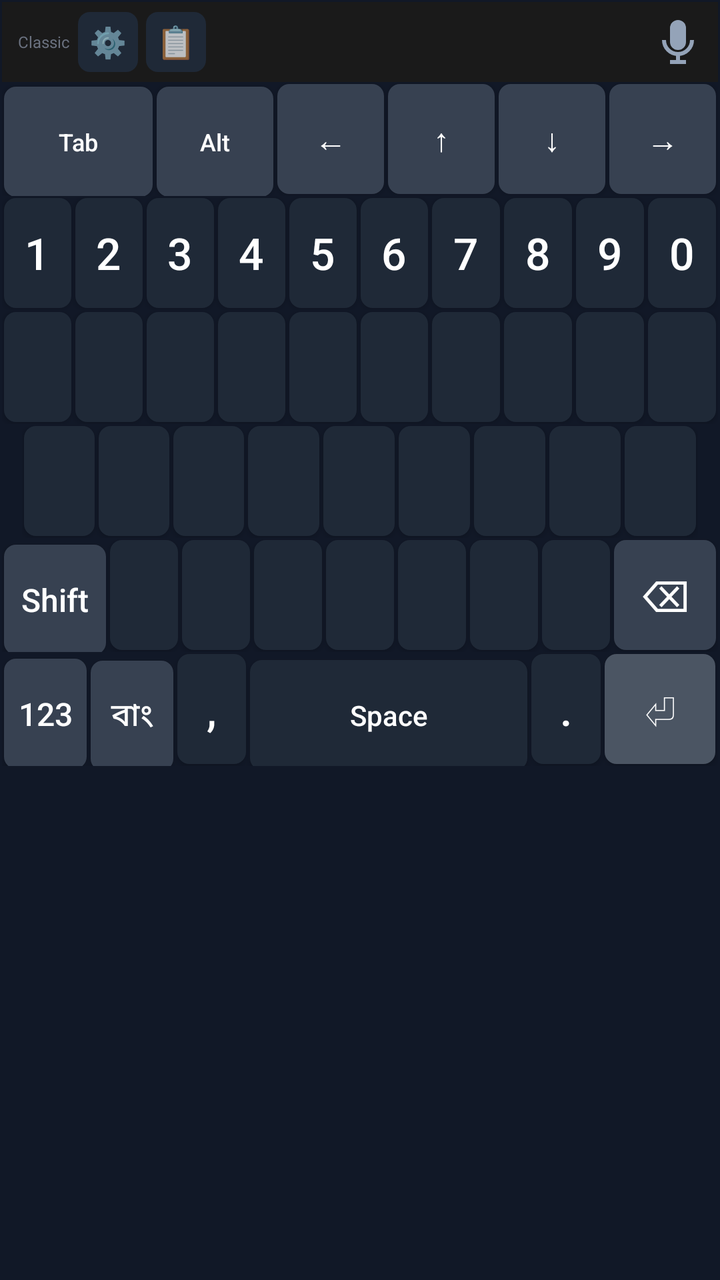
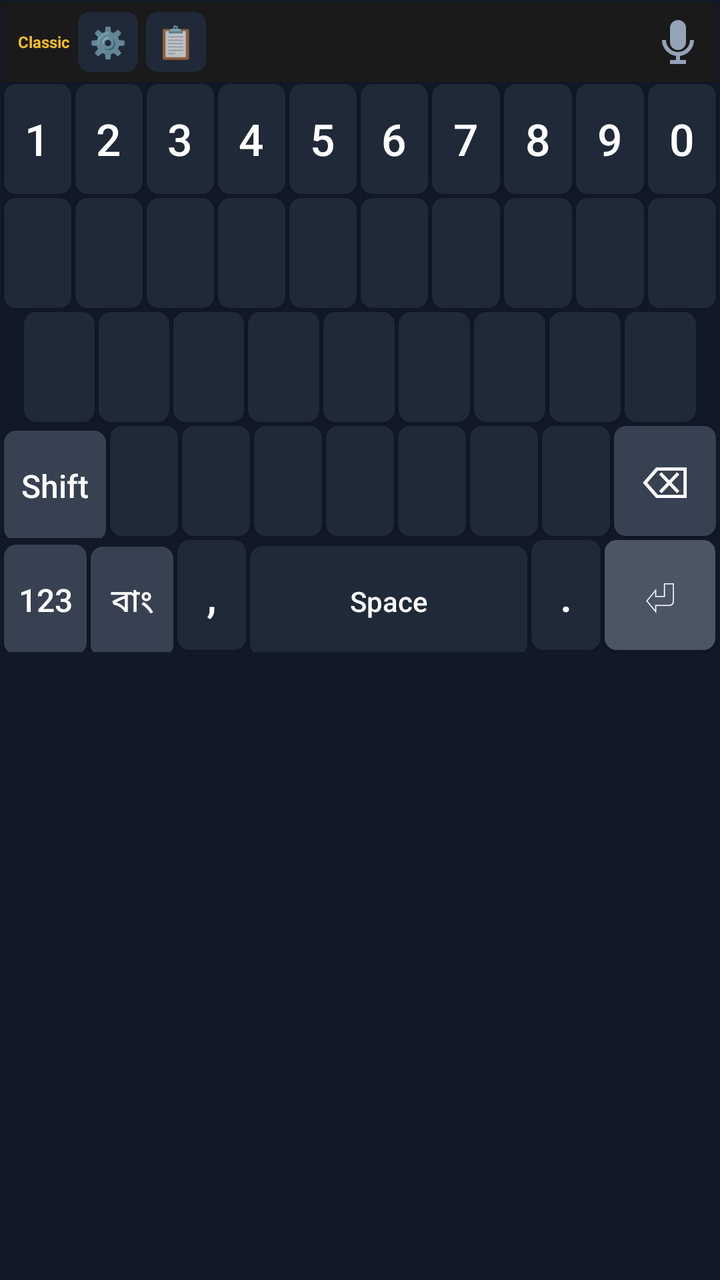

The first picture is an Android layout as it rendered before a commit; the second is the same layout after the commit. The layout source and the unified diff follow.
<!-- AndroidManifest.xml: application theme Theme.AppCompat.NoActionBar -->
<!-- res/layout/keyboard_layout.xml -->
<?xml version="1.0" encoding="utf-8"?>
<LinearLayout xmlns:android="http://schemas.android.com/apk/res/android"
    android:layout_width="match_parent"
    android:layout_height="wrap_content"
    android:orientation="vertical"
    android:background="#111827"
    android:padding="1dp">

    <LinearLayout
        android:id="@+id/top_bar_container"
        android:layout_width="match_parent"
        android:layout_height="40dp"
        android:orientation="horizontal"
        android:background="#1A1A1A"
        android:gravity="center_vertical"
        android:paddingLeft="8dp">

        <TextView
            android:id="@+id/mode_label"
            android:layout_width="wrap_content"
            android:layout_height="wrap_content"
            android:text="Classic"
            android:textColor="#6B7280"
            android:textSize="8sp"
            android:maxLines="1"
            android:layout_marginEnd="4dp"/>

        
        <TextView
            android:id="@+id/btn_settings_gear"
            android:layout_width="30dp"
            android:layout_height="30dp"
            android:text="⚙️"
            android:textSize="15sp"
            android:gravity="center"
            android:background="@drawable/key_background"
            android:layout_marginEnd="4dp"
            android:clickable="true"
            android:focusable="true"/>

        
        <TextView
            android:id="@+id/btn_clipboard_toggle"
            android:layout_width="30dp"
            android:layout_height="30dp"
            android:text="📋"
            android:textSize="16sp"
            android:gravity="center"
            android:background="@drawable/key_background"
            android:layout_marginEnd="4dp"
            android:clickable="true"
            android:focusable="true"/>

        
        <FrameLayout
            android:layout_width="0dp"
            android:layout_weight="1"
            android:layout_height="match_parent">

            
            <LinearLayout
                android:id="@+id/suggestion_strip"
                android:layout_width="match_parent"
                android:layout_height="match_parent"
                android:orientation="horizontal"
                android:gravity="center_vertical"
                android:visibility="visible"/>

            <HorizontalScrollView
                android:id="@+id/clipboard_scroll"
                android:layout_width="match_parent"
                android:layout_height="match_parent"
                android:scrollbars="none"
                android:visibility="gone">

                <LinearLayout
                    android:id="@+id/clipboard_container"
                    android:layout_width="wrap_content"
                    android:layout_height="match_parent"
                    android:orientation="horizontal"
                    android:gravity="center_vertical"
                    android:padding="2dp"/>
            </HorizontalScrollView>
        </FrameLayout>

        
        <ImageView
            android:id="@+id/btn_mic_top"
            android:layout_width="40dp"
            android:layout_height="40dp"
            android:src="@drawable/ic_mic"
            android:padding="8dp"
            android:background="@android:color/transparent"
            android:clickable="true"
            android:focusable="true"/>

    </LinearLayout>

    <LinearLayout android:layout_width="match_parent" android:layout_height="wrap_content" android:orientation="horizontal">
        <Button android:id="@+id/btn_tab" style="@style/SpecialKeyStyle" android:layout_width="0dp" android:layout_weight="1.4" android:text="Tab" android:textSize="12sp" android:textAllCaps="false" android:layout_margin="1dp"/>
        <Button android:id="@+id/btn_alt" style="@style/SpecialKeyStyle" android:layout_width="0dp" android:layout_weight="1.1" android:text="Alt" android:textSize="12sp" android:textAllCaps="false" android:layout_margin="1dp"/>
        <Button android:id="@+id/btn_dpad_left" style="@style/SpecialKeyStyle" android:layout_width="0dp" android:layout_weight="1" android:text="&#x2190;" android:layout_margin="1dp"/>
        <Button android:id="@+id/btn_dpad_up" style="@style/SpecialKeyStyle" android:layout_width="0dp" android:layout_weight="1" android:text="&#x2191;" android:layout_margin="1dp"/>
        <Button android:id="@+id/btn_dpad_down" style="@style/SpecialKeyStyle" android:layout_width="0dp" android:layout_weight="1" android:text="&#x2193;" android:layout_margin="1dp"/>
        <Button android:id="@+id/btn_dpad_right" style="@style/SpecialKeyStyle" android:layout_width="0dp" android:layout_weight="1" android:text="&#x2192;" android:layout_margin="1dp"/>
    </LinearLayout>

    <LinearLayout android:layout_width="match_parent" android:layout_height="wrap_content" android:orientation="horizontal">
        <Button android:id="@+id/btn_1" style="@style/MyKeyStyle" android:text="1" android:tag="1" android:layout_width="0dp" android:layout_weight="1" android:layout_margin="1dp"/>
        <Button android:id="@+id/btn_2" style="@style/MyKeyStyle" android:text="2" android:tag="2" android:layout_width="0dp" android:layout_weight="1" android:layout_margin="1dp"/>
        <Button android:id="@+id/btn_3" style="@style/MyKeyStyle" android:text="3" android:tag="3" android:layout_width="0dp" android:layout_weight="1" android:layout_margin="1dp"/>
        <Button android:id="@+id/btn_4" style="@style/MyKeyStyle" android:text="4" android:tag="4" android:layout_width="0dp" android:layout_weight="1" android:layout_margin="1dp"/>
        <Button android:id="@+id/btn_5" style="@style/MyKeyStyle" android:text="5" android:tag="5" android:layout_width="0dp" android:layout_weight="1" android:layout_margin="1dp"/>
        <Button android:id="@+id/btn_6" style="@style/MyKeyStyle" android:text="6" android:tag="6" android:layout_width="0dp" android:layout_weight="1" android:layout_margin="1dp"/>
        <Button android:id="@+id/btn_7" style="@style/MyKeyStyle" android:text="7" android:tag="7" android:layout_width="0dp" android:layout_weight="1" android:layout_margin="1dp"/>
        <Button android:id="@+id/btn_8" style="@style/MyKeyStyle" android:text="8" android:tag="8" android:layout_width="0dp" android:layout_weight="1" android:layout_margin="1dp"/>
        <Button android:id="@+id/btn_9" style="@style/MyKeyStyle" android:text="9" android:tag="9" android:layout_width="0dp" android:layout_weight="1" android:layout_margin="1dp"/>
        <Button android:id="@+id/btn_0" style="@style/MyKeyStyle" android:text="0" android:tag="0" android:layout_width="0dp" android:layout_weight="1" android:layout_margin="1dp"/>
    </LinearLayout>

    <LinearLayout android:layout_width="match_parent" android:layout_height="wrap_content" android:orientation="horizontal">
        <Button android:id="@+id/btn_q" style="@style/MyKeyStyle" android:tag="q" android:layout_width="0dp" android:layout_weight="1" android:layout_margin="1dp"/>
        <Button android:id="@+id/btn_w" style="@style/MyKeyStyle" android:tag="w" android:layout_width="0dp" android:layout_weight="1" android:layout_margin="1dp"/>
        <Button android:id="@+id/btn_e" style="@style/MyKeyStyle" android:tag="e" android:layout_width="0dp" android:layout_weight="1" android:layout_margin="1dp"/>
        <Button android:id="@+id/btn_r" style="@style/MyKeyStyle" android:tag="r" android:layout_width="0dp" android:layout_weight="1" android:layout_margin="1dp"/>
        <Button android:id="@+id/btn_t" style="@style/MyKeyStyle" android:tag="t" android:layout_width="0dp" android:layout_weight="1" android:layout_margin="1dp"/>
        <Button android:id="@+id/btn_y" style="@style/MyKeyStyle" android:tag="y" android:layout_width="0dp" android:layout_weight="1" android:layout_margin="1dp"/>
        <Button android:id="@+id/btn_u" style="@style/MyKeyStyle" android:tag="u" android:layout_width="0dp" android:layout_weight="1" android:layout_margin="1dp"/>
        <Button android:id="@+id/btn_i" style="@style/MyKeyStyle" android:tag="i" android:layout_width="0dp" android:layout_weight="1" android:layout_margin="1dp"/>
        <Button android:id="@+id/btn_o" style="@style/MyKeyStyle" android:tag="o" android:layout_width="0dp" android:layout_weight="1" android:layout_margin="1dp"/>
        <Button android:id="@+id/btn_p" style="@style/MyKeyStyle" android:tag="p" android:layout_width="0dp" android:layout_weight="1" android:layout_margin="1dp"/>
    </LinearLayout>

    <LinearLayout android:layout_width="match_parent" android:layout_height="wrap_content" android:orientation="horizontal" android:paddingStart="10dp" android:paddingEnd="10dp">
        <Button android:id="@+id/btn_a" style="@style/MyKeyStyle" android:tag="a" android:layout_width="0dp" android:layout_weight="1" android:layout_margin="1dp"/>
        <Button android:id="@+id/btn_s" style="@style/MyKeyStyle" android:tag="s" android:layout_width="0dp" android:layout_weight="1" android:layout_margin="1dp"/>
        <Button android:id="@+id/btn_d" style="@style/MyKeyStyle" android:tag="d" android:layout_width="0dp" android:layout_weight="1" android:layout_margin="1dp"/>
        <Button android:id="@+id/btn_f" style="@style/MyKeyStyle" android:tag="f" android:layout_width="0dp" android:layout_weight="1" android:layout_margin="1dp"/>
        <Button android:id="@+id/btn_g" style="@style/MyKeyStyle" android:tag="g" android:layout_width="0dp" android:layout_weight="1" android:layout_margin="1dp"/>
        <Button android:id="@+id/btn_h" style="@style/MyKeyStyle" android:tag="h" android:layout_width="0dp" android:layout_weight="1" android:layout_margin="1dp"/>
        <Button android:id="@+id/btn_j" style="@style/MyKeyStyle" android:tag="j" android:layout_width="0dp" android:layout_weight="1" android:layout_margin="1dp"/>
        <Button android:id="@+id/btn_k" style="@style/MyKeyStyle" android:tag="k" android:layout_width="0dp" android:layout_weight="1" android:layout_margin="1dp"/>
        <Button android:id="@+id/btn_l" style="@style/MyKeyStyle" android:tag="l" android:layout_width="0dp" android:layout_weight="1" android:layout_margin="1dp"/>
    </LinearLayout>

    <LinearLayout android:layout_width="match_parent" android:layout_height="wrap_content" android:orientation="horizontal">
        <Button android:id="@+id/btn_shift" style="@style/SpecialKeyStyle" android:layout_width="0dp" android:layout_weight="1.5" android:text="Shift" android:layout_margin="1dp"/>
        <Button
            android:id="@+id/btn_ctrl"
            android:layout_width="0dp"
            android:layout_height="match_parent"
            android:layout_weight="1.5"
            android:text="Ctrl"
            android:textAllCaps="false"
            android:visibility="gone"
            android:background="@drawable/key_background"
            android:textColor="#FFFFFF"
            android:layout_margin="2dp"/>
        <Button android:id="@+id/btn_z" style="@style/MyKeyStyle" android:tag="z" android:layout_width="0dp" android:layout_weight="1" android:layout_margin="1dp"/>
        <Button android:id="@+id/btn_x" style="@style/MyKeyStyle" android:tag="x" android:layout_width="0dp" android:layout_weight="1" android:layout_margin="1dp"/>
        <Button android:id="@+id/btn_c" style="@style/MyKeyStyle" android:tag="c" android:layout_width="0dp" android:layout_weight="1" android:layout_margin="1dp"/>
        <Button android:id="@+id/btn_v" style="@style/MyKeyStyle" android:tag="v" android:layout_width="0dp" android:layout_weight="1" android:layout_margin="1dp"/>
        <Button android:id="@+id/btn_b" style="@style/MyKeyStyle" android:tag="b" android:layout_width="0dp" android:layout_weight="1" android:layout_margin="1dp"/>
        <Button android:id="@+id/btn_n" style="@style/MyKeyStyle" android:tag="n" android:layout_width="0dp" android:layout_weight="1" android:layout_margin="1dp"/>
        <Button android:id="@+id/btn_m" style="@style/MyKeyStyle" android:tag="m" android:layout_width="0dp" android:layout_weight="1" android:layout_margin="1dp"/>
        <Button android:id="@+id/btn_del" style="@style/DeleteKeyStyle" android:layout_width="0dp" android:layout_weight="1.5" android:text="&#x232B;" android:layout_margin="1dp"/>
    </LinearLayout>

    <LinearLayout android:layout_width="match_parent" android:layout_height="wrap_content" android:orientation="horizontal">
        <Button android:id="@+id/btn_symbol" style="@style/SpecialKeyStyle" android:layout_width="0dp" android:layout_weight="1.2" android:text="123" android:layout_margin="1dp"/>
        <Button android:id="@+id/btn_lang" style="@style/SpecialKeyStyle" android:layout_width="0dp" android:layout_weight="1.2" android:text="বাং" android:layout_margin="1dp"/>
        <Button android:id="@+id/btn_comma" style="@style/MyKeyStyle" android:layout_width="0dp" android:layout_weight="1" android:text="," android:textSize="22sp" android:layout_margin="1dp"/>
        <Button android:id="@+id/btn_space" style="@style/MyKeyStyle" android:layout_width="0dp" android:layout_weight="4" android:text="Space" android:textSize="14sp" android:layout_margin="1dp"/>
        <Button android:id="@+id/btn_period" style="@style/MyKeyStyle" android:layout_width="0dp" android:layout_weight="1" android:text="." android:textSize="22sp" android:layout_margin="1dp"/>
        <Button android:id="@+id/btn_enter" style="@style/EnterKeyStyle" android:layout_width="0dp" android:layout_weight="1.6" android:text="&#x23CE;" android:layout_margin="1dp"/>
    </LinearLayout>
</LinearLayout>
<!-- resources referenced by this layout -->
<resources>
  <!-- drawable ic_mic (drawable) -->
  <?xml version="1.0" encoding="utf-8"?>
  <vector xmlns:android="http://schemas.android.com/apk/res/android"
      android:width="24dp"
      android:height="24dp"
      android:viewportWidth="24"
      android:viewportHeight="24">
      
      <path
          android:fillColor="#94A3B8"
          android:pathData="M12,1a4,4 0,0 1,4 4L16,12a4,4 0,0 1,-8 0L8,5a4,4 0,0 1,4 -4z"/>
      
      <path
          android:fillColor="@android:color/transparent"
          android:strokeColor="#94A3B8"
          android:strokeWidth="2"
          android:pathData="M5,11c0,3.87 3.13,7 7,7s7,-3.13 7,-7"/>
      
      <path
          android:fillColor="@android:color/transparent"
          android:strokeColor="#94A3B8"
          android:strokeWidth="2"
          android:pathData="M12,18L12,22"/>
      
      <path
          android:fillColor="@android:color/transparent"
          android:strokeColor="#94A3B8"
          android:strokeWidth="2"
          android:pathData="M8,22L16,22"/>
  </vector>
  <!-- drawable key_background (drawable) -->
  <?xml version="1.0" encoding="utf-8"?>
  
  <shape xmlns:android="http://schemas.android.com/apk/res/android">
      <solid android:color="#1F2937" />
      <corners android:radius="6dp" />
  </shape>
  <style name="DeleteKeyStyle" parent="MyKeyStyle">
          <item name="android:backgroundTint">#374151</item>
          <item name="android:textColor">#FFFFFF</item>
          <item name="android:textSize">22sp</item>
      </style>
  <style name="EnterKeyStyle" parent="MyKeyStyle">
          <item name="android:backgroundTint">#4B5563</item>
          <item name="android:textColor">#FFFFFF</item>
          <item name="android:textSize">22sp</item>
      </style>
  <style name="MyKeyStyle">
          <item name="android:layout_width">0dp</item>
          <item name="android:layout_height">55dp</item>
          <item name="android:layout_weight">1</item>
          <item name="android:textAllCaps">false</item>
          <item name="android:textSize">22sp</item> <item name="android:textColor">#FFFFFF</item>
          <item name="android:background">@drawable/key_background</item>
          <item name="android:gravity">center</item>
      </style>
  <style name="SpecialKeyStyle" parent="MyKeyStyle">
          <item name="android:backgroundTint">#374151</item>
          <item name="android:textSize">16sp</item> </style>
</resources>

<!-- the commit's change to res/layout/keyboard_layout.xml (unified diff, before → after) -->
@@ -20,7 +20,8 @@
             android:layout_width="wrap_content"
             android:layout_height="wrap_content"
             android:text="Classic"
-            android:textColor="#6B7280"
+            android:textColor="#FBBF24"
+            android:textStyle="bold"
             android:textSize="8sp"
             android:maxLines="1"
             android:layout_marginEnd="4dp"/>
@@ -96,7 +97,7 @@
 
     </LinearLayout>
 
-    <LinearLayout android:layout_width="match_parent" android:layout_height="wrap_content" android:orientation="horizontal">
+    <LinearLayout android:id="@+id/nav_row" android:layout_width="match_parent" android:layout_height="wrap_content" android:orientation="horizontal" android:visibility="gone">
         <Button android:id="@+id/btn_tab" style="@style/SpecialKeyStyle" android:layout_width="0dp" android:layout_weight="1.4" android:text="Tab" android:textSize="12sp" android:textAllCaps="false" android:layout_margin="1dp"/>
         <Button android:id="@+id/btn_alt" style="@style/SpecialKeyStyle" android:layout_width="0dp" android:layout_weight="1.1" android:text="Alt" android:textSize="12sp" android:textAllCaps="false" android:layout_margin="1dp"/>
         <Button android:id="@+id/btn_dpad_left" style="@style/SpecialKeyStyle" android:layout_width="0dp" android:layout_weight="1" android:text="&#x2190;" android:layout_margin="1dp"/>
